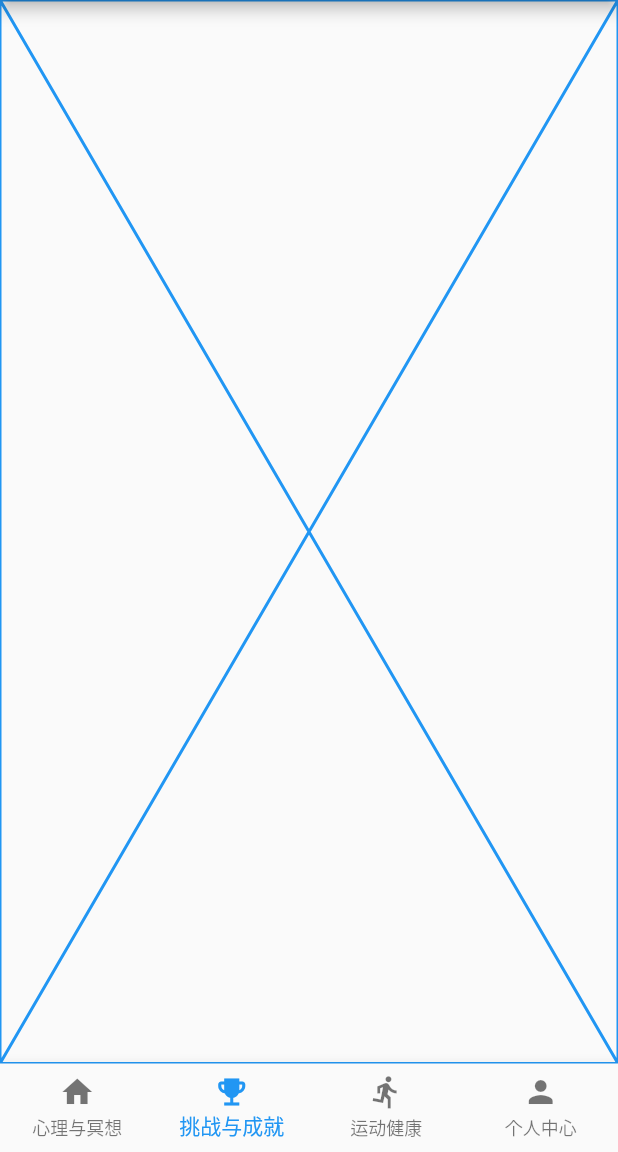
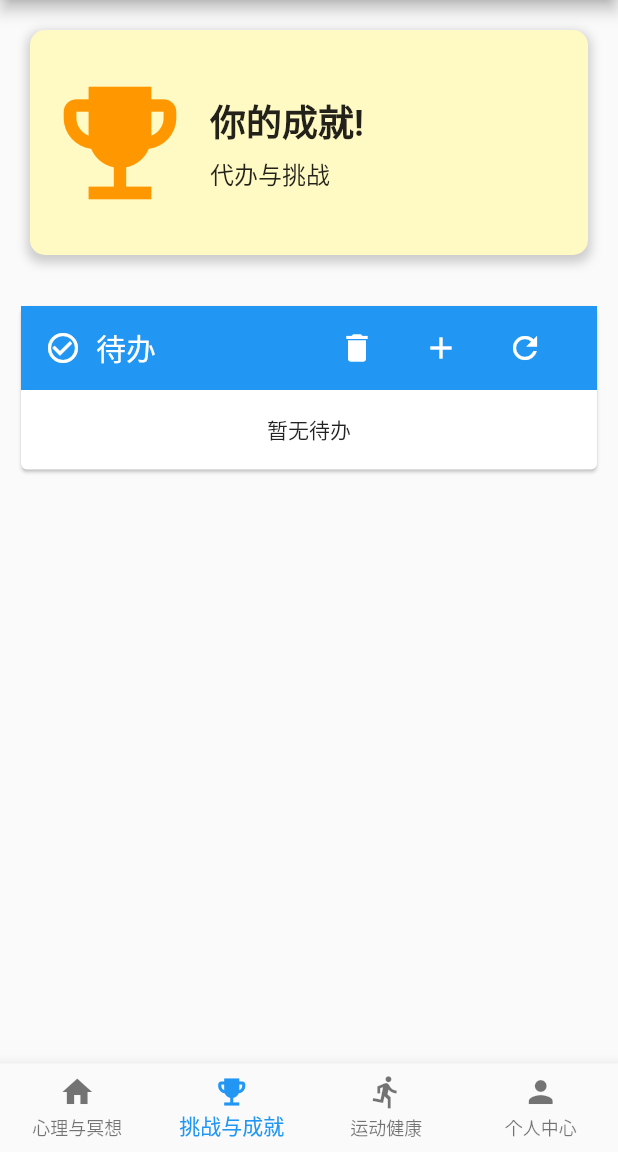
Before and after one commit to steven12138/MentalHealth, a Flutter app: the screen it shows after launch, swiped to page 2, on a phone screen of 412 x 824 dp, the part 84-1236 px from its top. Run offline on Flutter 3.47's test engine with Material 2 defaults, Android fonts, the light colour scheme and no system bars; our stand-ins replace audioplayers, hive, hive_flutter, shared_preferences; accounts and stored records are empty.

Commit message:
todo list finish

```diff
--- /dev/null
+++ b/lib/components/todo_card.dart
@@ -0,0 +1,220 @@
+import 'package:flutter/material.dart';
+import 'package:inner_peace/components/reg_card.dart';
+import 'package:shared_preferences/shared_preferences.dart';
+
+class ToDoCard extends StatelessWidget {
+
+  final TextEditingController _controller = TextEditingController();
+
+  int f = 1;
+
+  @override
+  Widget build(BuildContext context) {
+    return AnimatedSize(
+      duration: const Duration(milliseconds: 150),
+      child: RegCard(
+          title: Row(
+            children: [
+              Icon(Icons.check_circle_outline),
+              const SizedBox(width: 10),
+              const Text("待办"),
+              const Spacer(),
+              ButtonBar(
+                children: [
+                  IconButton(
+                    onPressed: () {
+                      //Confirm delete
+                      showDialog(
+                        context: context,
+                        builder: (context) => AlertDialog(
+                          title: const Text("确认清除待办记录？"),
+                          content: const Text("清除后将无法恢复！"),
+                          actions: [
+                            TextButton(
+                              onPressed: () {
+                                Navigator.of(context).pop();
+                              },
+                              child: const Text("取消"),
+                            ),
+                            TextButton(
+                              onPressed: () {
+                                Navigator.of(context).pop();
+                                SharedPreferences.getInstance().then((prefs) {
+                                  prefs.remove("todoRecord");
+                                  prefs.remove("finishedRecord");
+                                  childKey.currentState?._refresh();
+                                });
+                              },
+                              child: const Text(
+                                "确认",
+                                style: TextStyle(color: Colors.red),
+                              ),
+                            ),
+                          ],
+                        ),
+                      );
+                    },
+                    icon: const Icon(Icons.delete),
+                  ),
+                  IconButton(
+                    onPressed: () {
+                      showDialog(
+                        context: context,
+                        builder: (context) => AlertDialog(
+                          title: const Text("添加待办"),
+                          content: TextField(
+                            controller: _controller,
+                            decoration: const InputDecoration(
+                              labelText: "待办内容",
+                            ),
+                          ),
+                          actions: [
+                            TextButton(
+                              onPressed: () {
+                                Navigator.of(context).pop();
+                              },
+                              child: const Text("取消"),
+                            ),
+                            TextButton(
+                              onPressed: () async {
+                                Navigator.of(context).pop();
+                                if (_controller.text.isEmpty) return;
+                                var prefs =
+                                    await SharedPreferences.getInstance();
+                                await prefs.setStringList(
+                                  "todoRecord",
+                                  prefs.getStringList("todoRecord") ??
+                                      <String>[]
+                                    ..add(_controller.text),
+                                );
+                                childKey.currentState?._refresh();
+                                _controller.clear();
+                              },
+                              child: const Text(
+                                "确认",
+                                style: TextStyle(color: Colors.red),
+                              ),
+                            ),
+                          ],
+                        ),
+                      );
+                    },
+                    icon: const Icon(Icons.add),
+                  ),
+                  IconButton(
+                    onPressed: () {
+                      childKey.currentState?._refresh();
+                    },
+                    icon: const Icon(Icons.refresh),
+                  )
+                ],
+              )
+            ],
+          ),
+          child: ToDoList(key: childKey)),
+    );
+  }
+
+  GlobalKey<_ToDoListState> childKey = GlobalKey<_ToDoListState>();
+}
+
+class ToDoList extends StatefulWidget {
+
+  const ToDoList({Key? key}) : super(key: key);
+
+  @override
+  _ToDoListState createState() => _ToDoListState();
+}
+
+class _ToDoListState extends State<ToDoList> {
+  List<ToDoItem> todoItems = [];
+  bool loaded = false;
+
+  void _refresh() async {
+    loaded = false;
+
+    var prefs = await SharedPreferences.getInstance();
+    var todoRecord = prefs.getStringList("todoRecord") ?? <String>[];
+    var finishedRecord = prefs.getStringList("finishedRecord") ?? <String>[];
+    todoItems = todoRecord
+        .map((e) =>
+            ToDoItem(description: e, isCompleted: finishedRecord.contains(e)))
+        .toList();
+    setState(() {
+      loaded = true;
+    });
+  }
+
+  void _save() async {
+    var prefs = await SharedPreferences.getInstance();
+    var todoRecord = todoItems.map((e) => e.description).toList();
+    var finishedRecord = todoItems
+        .where((element) => element.isCompleted)
+        .map((e) => e.description)
+        .toList();
+    await prefs.setStringList("todoRecord", todoRecord);
+    await prefs.setStringList("finishedRecord", finishedRecord);
+  }
+
+  @override
+  void initState() {
+    print("get");
+    super.initState();
+    _refresh();
+  }
+
+  @override
+  Widget build(BuildContext context) {
+    return !loaded
+        ? const Center(
+            child: RefreshProgressIndicator(),
+          )
+        : Column(
+            children: [
+              if (todoItems.isEmpty)
+                const Center(
+                  child: Text("暂无待办"),
+                ),
+              for (var index = 0; index < todoItems.length; index++)
+                ListTile(
+                  title: Text(
+                    todoItems[index].description,
+                    style: todoItems[index].isCompleted
+                        ? TextStyle(decoration: TextDecoration.lineThrough)
+                        : null,
+                  ),
+                  trailing: Row(
+                    mainAxisSize: MainAxisSize.min,
+                    children: [
+                      Checkbox(
+                        value: todoItems[index].isCompleted,
+                        onChanged: (newValue) {
+                          setState(() {
+                            todoItems[index].isCompleted = newValue ?? false;
+                            _save();
+                          });
+                        },
+                      ),
+                      IconButton(
+                        icon: Icon(Icons.delete),
+                        onPressed: () async {
+                          setState(() {
+                            todoItems.removeAt(index);
+                            _save();
+                          });
+                        },
+                      ),
+                    ],
+                  ),
+                ),
+            ],
+          );
+  }
+}
+
+class ToDoItem {
+  String description;
+  bool isCompleted;
+
+  ToDoItem({required this.description, required this.isCompleted});
+}
--- /dev/null
+++ b/lib/components/trophy_card.dart
@@ -0,0 +1,56 @@
+import 'package:flutter/material.dart';
+
+class TrophyCard extends StatelessWidget {
+  @override
+  Widget build(BuildContext context) {
+    return Center(
+      child: Container(
+        height: 150,
+        padding: EdgeInsets.all(10),
+        margin: EdgeInsets.all(10),
+        decoration: BoxDecoration(
+          color: Colors.yellow[100],
+          borderRadius: BorderRadius.circular(10),
+          boxShadow: [
+            BoxShadow(
+              color: Colors.grey.withOpacity(0.5),
+              spreadRadius: 2,
+              blurRadius: 5,
+              offset: Offset(0, 3),
+            ),
+          ],
+        ),
+        child: Row(
+          children: [
+            const Icon(
+              Icons.emoji_events,
+              size: 100,
+              color: Colors.orange,
+            ),
+            const SizedBox(width: 10),
+            Column(
+              mainAxisAlignment: MainAxisAlignment.center,
+              crossAxisAlignment: CrossAxisAlignment.start,
+              children: const [
+                Text(
+                  '你的成就!',
+                  style: TextStyle(
+                    fontSize: 24,
+                    fontWeight: FontWeight.bold,
+                  ),
+                ),
+                SizedBox(height: 5),
+                Text(
+                  '代办与挑战',
+                  style: TextStyle(
+                    fontSize: 16,
+                  ),
+                ),
+              ],
+            ),
+          ],
+        ),
+      ),
+    );
+  }
+}
--- a/lib/main.dart
+++ b/lib/main.dart
@@ -2,12 +2,11 @@ import 'package:flutter/material.dart';
 import 'package:hive/hive.dart';
 import 'package:hive_flutter/adapters.dart';
 import 'package:inner_peace/data/emotion.dart';
+import 'package:inner_peace/data/emotion_dao.dart';
 import 'package:inner_peace/pages/main_page.dart';
 import 'package:path_provider/path_provider.dart';
 
 Future<void> main() async {
-  await Hive.initFlutter();
-  Hive.registerAdapter(EmotionStorageAdapter());
   runApp(const MyApp());
 }
 
--- /dev/null
+++ b/lib/pages/achievement_page.dart
@@ -0,0 +1,22 @@
+import 'package:flutter/material.dart';
+import 'package:inner_peace/components/todo_card.dart';
+import 'package:inner_peace/components/trophy_card.dart';
+
+class AchievementPage extends StatelessWidget {
+  const AchievementPage({Key? key}) : super(key: key);
+
+  @override
+  Widget build(BuildContext context) {
+    return Padding(
+      padding: const EdgeInsets.only(left: 10, right: 10),
+      child: ListView(
+        children: [
+          const SizedBox(height: 10),
+          TrophyCard(),
+          const SizedBox(height: 20,),
+          ToDoCard(),
+        ],
+      ),
+    );
+  }
+}
--- a/lib/pages/main_page.dart
+++ b/lib/pages/main_page.dart
@@ -1,5 +1,7 @@
 import 'package:flutter/material.dart';
 import 'package:inner_peace/components/emotion_calendar.dart';
+import 'package:inner_peace/components/trophy_card.dart';
+import 'package:inner_peace/pages/achievement_page.dart';
 import 'package:inner_peace/pages/emotional_page.dart';
 import 'package:inner_peace/pages/personal_page.dart';
 import 'package:inner_peace/utils/configurations.dart';
@@ -29,11 +31,7 @@ class _MainPageState extends State<MainPage> {
 
   final List<PageWithDesc> _pages = [
     PageWithDesc(const EmotionalPage(), "心理与冥想", Icons.home),
-    PageWithDesc(
-        Placeholder(
-          color: Colors.blue,
-        ), "挑战与成就",
-        Icons.emoji_events),
+    PageWithDesc(const AchievementPage(), "挑战与成就", Icons.emoji_events),
     PageWithDesc(const PlaceholderWidget(color: Colors.yellow), "运动健康",
         Icons.directions_run),
     PageWithDesc(PersonalPage(), "个人中心", Icons.person),
```
Also changed, not shown: lib/components/emotion_card.dart (+16 -6 lines), lib/components/meditation_card.dart (+10 -2 lines), lib/pages/emotional_page.dart (+6 -6 lines), 1 other file.
